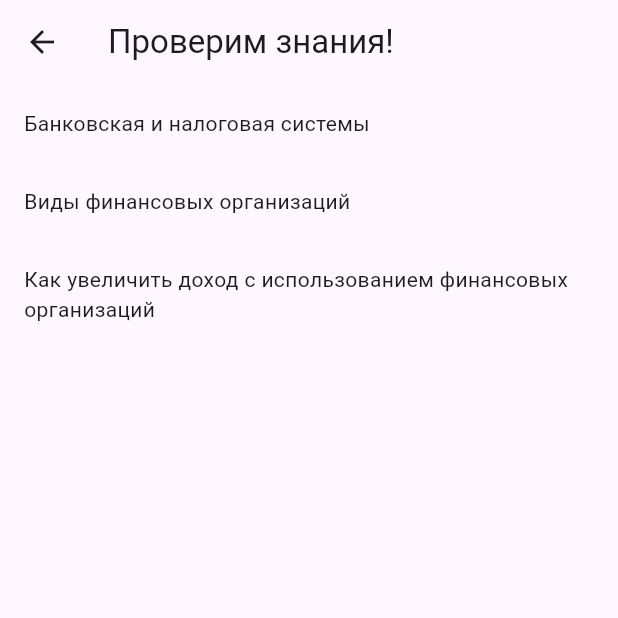
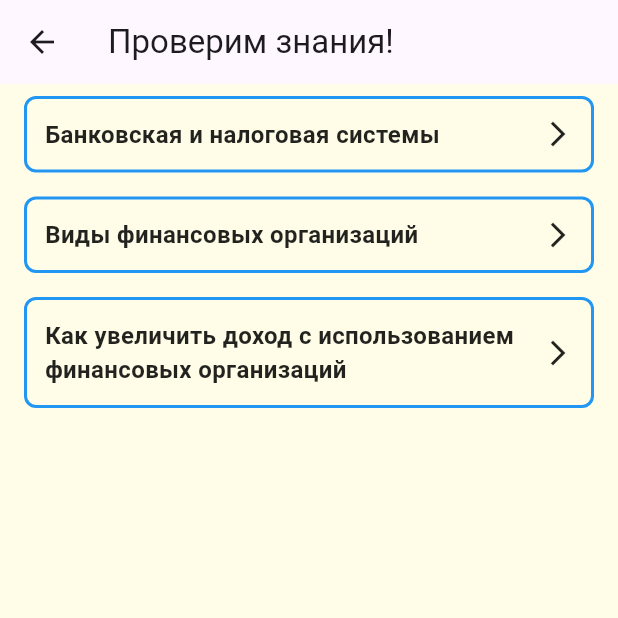
Before and after one commit to ErlanZhumagulov/finance_education, a Flutter app: the TestSelectScreen screen opened by its route, on a phone screen of 412 x 824 dp, the top half of it. Run offline on Flutter 3.47's test engine with Material 3 defaults, Android fonts, the phone set to English and light mode, and no system bars; our stand-ins replace fl_chart, go_router.

Commit message:
Ребзя, вы...

```diff
--- a/lib/main.dart
+++ b/lib/main.dart
@@ -1,5 +1,6 @@
 
 import 'package:finance_education/routes.dart';
+import 'package:finance_education/theme.dart';
 import 'package:flutter/material.dart';
 import 'package:go_router/go_router.dart';
 
@@ -18,6 +19,7 @@ class MyApp extends StatelessWidget {
   @override
   Widget build(BuildContext context) {
     return MaterialApp.router(
+      theme: AppTheme.yellowTheme,
       routerConfig: _router,
     );
   }
--- a/lib/pages/test_select_page.dart
+++ b/lib/pages/test_select_page.dart
@@ -1,59 +1,64 @@
-
 import 'package:flutter/material.dart';
 import 'package:go_router/go_router.dart';
 
 import '../Tests.dart';
 import '../models/TestModel.dart';
 
-class TestSelectScreen extends StatefulWidget {
-  const TestSelectScreen({super.key});
-
-  @override
-  State<TestSelectScreen> createState() => _TestSelectScreen();
-}
-
-class _TestSelectScreen extends State<TestSelectScreen> {
-
+class TestSelectScreen extends StatelessWidget {
+  const TestSelectScreen({Key? key}) : super(key: key);
 
   @override
   Widget build(BuildContext context) {
     return Scaffold(
       appBar: AppBar(title: const Text('Проверим знания!')),
-      body: Center(
-        //crossAxisAlignment: CrossAxisAlignment.start,
-        // children: <Widget>[
-        // ElevatedButton(
-        //   onPressed: () => context.go('/'),
-        //   child: const Text('Go back to the Home screen'),
-        // ),
-        child:
-        ListView.builder(
-          itemCount: tests.length,
-          itemBuilder: (context, index) {
-            return ListItem(
-                test: tests[index]
-            );
-          },
+      body: ListView.builder(
+        itemCount: tests.length,
+        itemBuilder: (context, index) {
+          return TestListItem(test: tests[index]);
+        },
+      ),
+    );
+  }
+}
+
+class TestListItem extends StatelessWidget {
+  final Test test;
+
+  const TestListItem({required this.test});
+
+  @override
+  Widget build(BuildContext context) {
+    return InkWell(
+      onTap: () {
+        context.goNamed('test', pathParameters: {"id": test.guideId.toString()});
+      },
+      child: Padding(
+        padding: const EdgeInsets.symmetric(vertical: 8.0, horizontal: 16.0),
+        child: Container(
+          decoration: BoxDecoration(
+            borderRadius: BorderRadius.circular(8.0),
+            border: Border.all(color: Colors.blue, width: 2.0),
+          ),
+          child: Padding(
+            padding: const EdgeInsets.all(12.0),
+            child: Row(
+              mainAxisAlignment: MainAxisAlignment.spaceBetween,
+              children: [
+                Expanded(
+                  child: Text(
+                    test.title,
+                    style: TextStyle(
+                      fontSize: 16.0,
+                      fontWeight: FontWeight.bold,
+                    ),
+                  ),
+                ),
+                Icon(Icons.arrow_forward_ios, size: 20.0),
+              ],
+            ),
+          ),
         ),
       ),
     );
   }
 }
-
-
-class ListItem extends StatelessWidget {
-  final Test test;
-
-  ListItem({required this.test});
-
-  @override
-  Widget build(BuildContext context) {
-    return InkWell(
-      child: Container(
-        padding: EdgeInsets.all(16.0),
-        child: Text(test.title),
-      ),
-      onTap: () => context.goNamed('test', pathParameters: {"id":test.guideId.toString()}),
-    );
-  }
-}
--- a/lib/routes.dart
+++ b/lib/routes.dart
@@ -1,4 +1,4 @@
-import 'package:finance_education/pages/Guide_page.dart';
+import 'package:finance_education/pages/guide_page.dart';
 import 'package:finance_education/pages/guidesSelect_page.dart';
 import 'package:finance_education/pages/plan_buy_page.dart';
 import 'package:finance_education/pages/test_page.dart';
@@ -32,8 +32,9 @@ final routes = [
       ),
       GoRoute(
         path: 'plan-buy',
+        name: 'plan-buy',
         builder: (BuildContext context, GoRouterState state) {
-          return PlanBuyScreen();
+          return  FinancialLiteracyApp();
         },
       ),
       GoRoute(
--- /dev/null
+++ b/lib/theme.dart
@@ -0,0 +1,18 @@
+import 'package:flutter/material.dart';
+
+class AppTheme {
+  static ThemeData yellowTheme = ThemeData(
+    primaryColor: Colors.yellow, // Основной цвет (желтый)
+    scaffoldBackgroundColor: Colors.yellow[50], // Цвет фона Scaffold
+    textTheme: TextTheme(
+      bodyText1: TextStyle(color: Colors.black87), // Цвет основного текста
+      bodyText2: TextStyle(color: Colors.black87), // Цвет вторичного текста
+      button: TextStyle(color: Colors.white),      // Цвет текста кнопок
+    ),
+    elevatedButtonTheme: ElevatedButtonThemeData(
+      style: ElevatedButton.styleFrom(
+        textStyle: TextStyle(fontSize: 18.0), // Размер текста кнопок
+      ),
+    ),
+  );
+}
```
Also changed, not shown: lib/pages/Guide_page.dart (deleted, +0 -105 lines), lib/pages/guide_page.dart (added, +133 -0 lines), lib/pages/guidesSelect_page.dart (+35 -30 lines), lib/pages/home_page.dart (+26 -12 lines), lib/pages/plan_buy_page.dart (+43 -83 lines), lib/pages/test_page.dart (+72 -90 lines).
